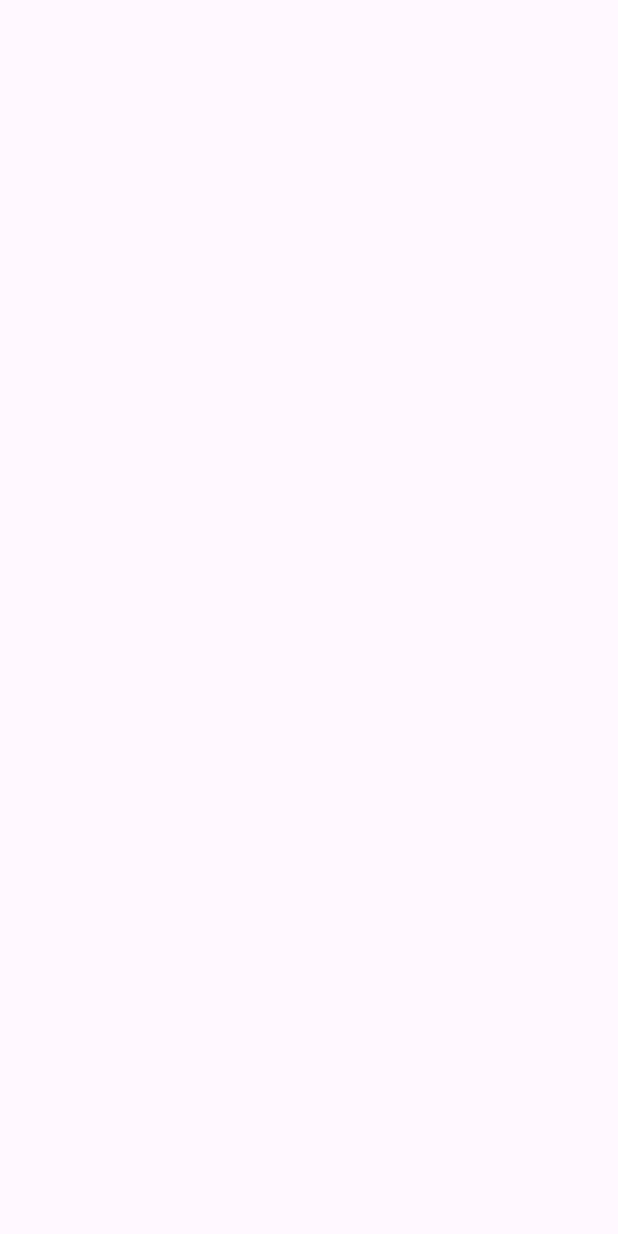
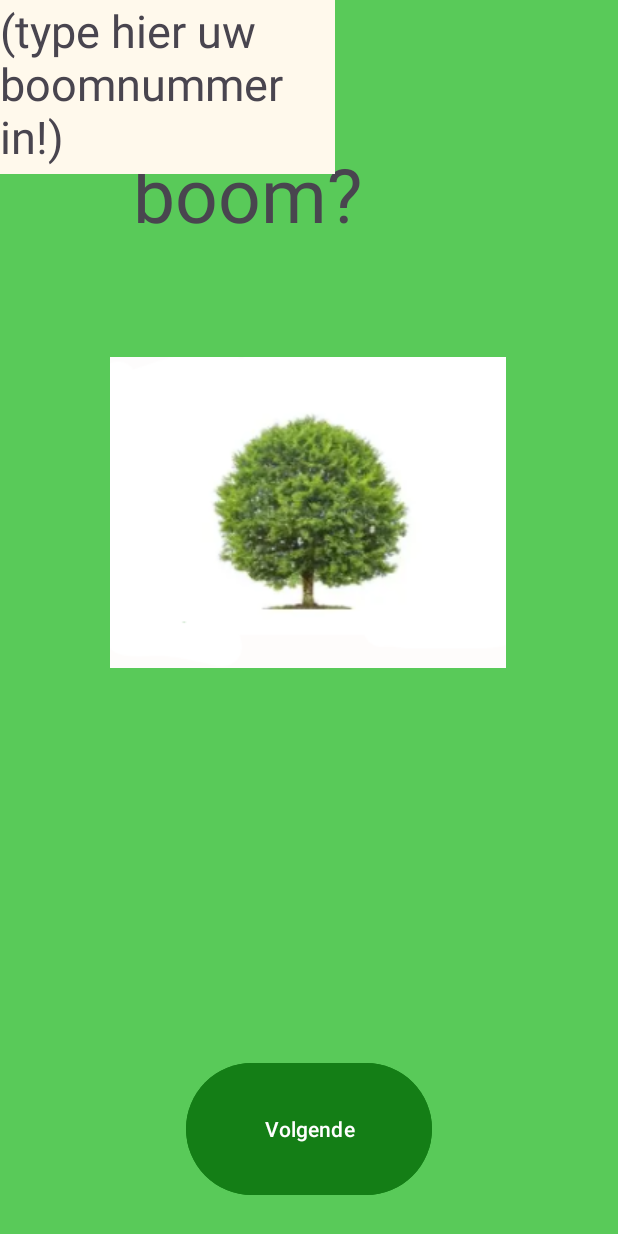
Before and after one commit to mick252/android-studio, an Android app: the MainActivity2 screen opened directly, with no data from a screen before it, on a phone screen of 412 x 824 dp. Before the commit the screen is empty. Run offline under Robolectric (Android 15) with nearby library versions, the phone set to English and light mode, and no system bars.

Commit message:
MORE PROGRESS
I ADDED A NEW PAGE LESSS GOOOOOO

```diff
--- a/app/src/main/res/layout/activity_main2.xml
+++ b/app/src/main/res/layout/activity_main2.xml
@@ -5,6 +5,55 @@
     android:id="@+id/main"
     android:layout_width="match_parent"
     android:layout_height="match_parent"
+    android:background="#59CA59"
     tools:context=".MainActivity2">
 
+    <TextView
+        android:id="@+id/textView2"
+        android:layout_width="235dp"
+        android:layout_height="159dp"
+        android:text="Welke boom?"
+        android:textSize="50sp"
+        app:layout_constraintBottom_toBottomOf="parent"
+        app:layout_constraintEnd_toEndOf="parent"
+        app:layout_constraintStart_toStartOf="parent"
+        app:layout_constraintTop_toTopOf="parent"
+        app:layout_constraintVertical_bias="0.055" />
+
+    <ImageView
+        android:id="@+id/imageView2"
+        android:layout_width="wrap_content"
+        android:layout_height="wrap_content"
+        android:layout_marginTop="4dp"
+        app:layout_constraintBottom_toBottomOf="parent"
+        app:layout_constraintEnd_toEndOf="parent"
+        app:layout_constraintHorizontal_bias="0.496"
+        app:layout_constraintStart_toStartOf="parent"
+        app:layout_constraintTop_toBottomOf="@+id/textView2"
+        app:layout_constraintVertical_bias="0.091"
+        app:srcCompat="@drawable/boom_part_1" />
+
+    <Button
+        android:id="@+id/button"
+        android:layout_width="164dp"
+        android:layout_height="96dp"
+        android:backgroundTint="#147E16"
+        android:text="Volgende"
+        app:layout_constraintBottom_toBottomOf="parent"
+        app:layout_constraintEnd_toEndOf="parent"
+        app:layout_constraintStart_toStartOf="parent"
+        app:layout_constraintTop_toBottomOf="@+id/textView2"
+        app:layout_constraintVertical_bias="0.956" />
+
+    <TextView
+        android:id="@+id/textView3"
+        android:layout_width="223dp"
+        android:layout_height="116dp"
+        android:background="#B6B6B6"
+        android:backgroundTint="#F44336"
+        android:backgroundTintMode="add"
+        android:text="(type hier uw boomnummer in!)"
+        android:textSize="30sp"
+        tools:layout_editor_absoluteX="94dp"
+        tools:layout_editor_absoluteY="475dp" />
 </androidx.constraintlayout.widget.ConstraintLayout>
```
Also changed, not shown: app/src/main/res/drawable/boom_part_1.png (added).
